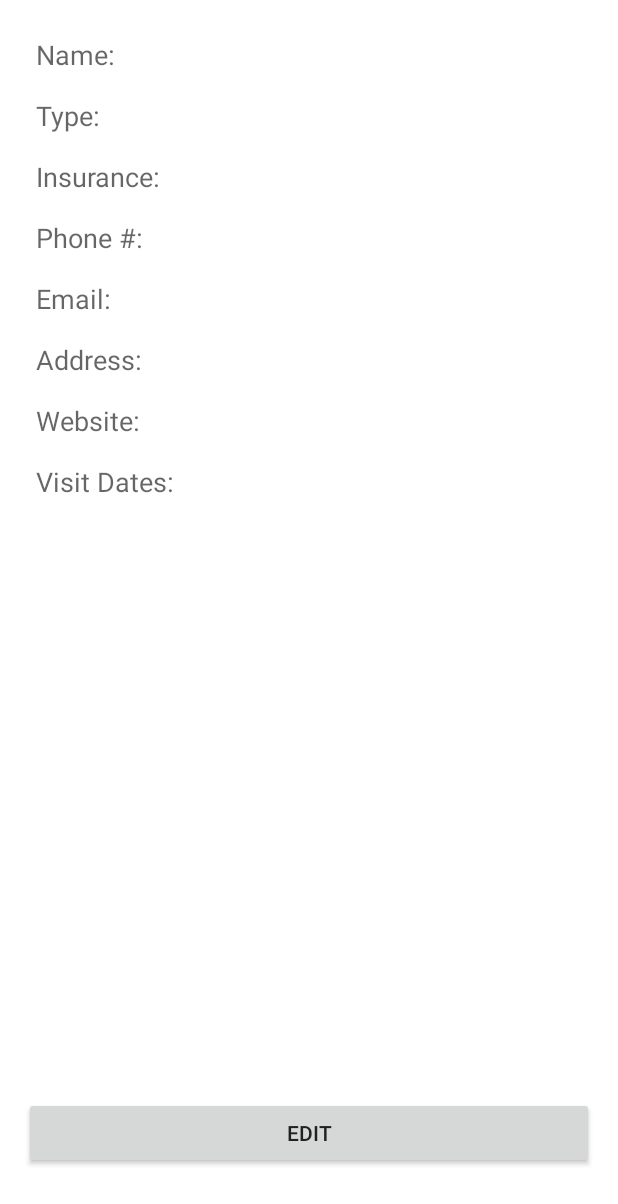
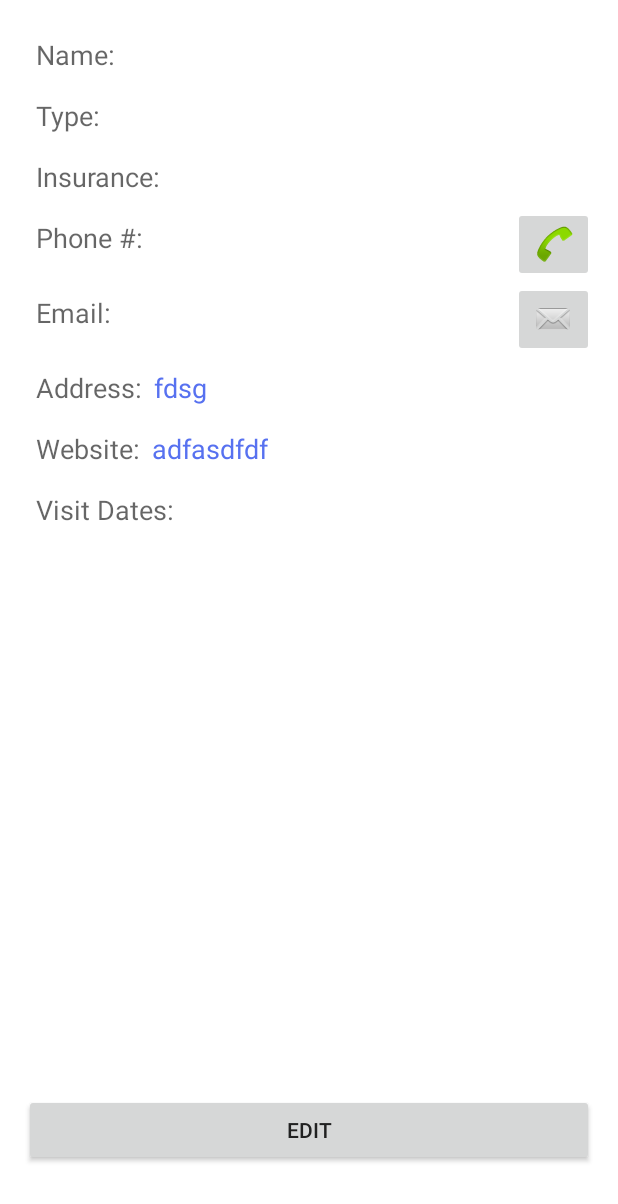
Before and after one commit to CAPTAIN713/VitaCheck, an Android app: the fragment DoctorFragmentIndividualPage placed in its activity, on a phone screen of 412 x 824 dp. Shown: the top 1204 px of the screen. Run offline under Robolectric (Android 15) with nearby library versions, the phone set to English and light mode, and no system bars; libraries missing offline, so code that uses them is left out: com.parse; 5 statements that could not run were skipped.

Commit message:
Doctor individual page can now go to the apps google maps, email, phone app, and web browser by click on items in the doctor view page. Had to change the layouts in the doctor view to include the buttons. comments in code has links on how I did it.
ALSO CHANGED THE APPS DEFAULT ICON!!!!!!!!!!!!!!!!!!! :D

```diff
--- a/app/src/main/AndroidManifest.xml
+++ b/app/src/main/AndroidManifest.xml
@@ -8,11 +8,14 @@
     <uses-permission android:name="android.permission.READ_CONTACTS" />
     <uses-permission android:name="android.permission.INTERNET" />
     <uses-permission android:name="android.permission.ACCESS_NETWORK_STATE" />
+    <uses-permission android:name="android.permission.CALL_PHONE" />
+    <uses-permission android:name="android.permission.READ_PHONE_STATE" />
+
 
     <application
         android:name="android.app.Application"
         android:allowBackup="true"
-        android:icon="@mipmap/ic_launcher"
+        android:icon="@mipmap/heart_ic_launcher"
         android:label="@string/app_name"
         android:supportsRtl="true"
         android:theme="@style/AppTheme">
--- a/app/src/main/java/vitacheck/vitacheck/fragments/DoctorFragmentIndividualPage.java
+++ b/app/src/main/java/vitacheck/vitacheck/fragments/DoctorFragmentIndividualPage.java
@@ -4,6 +4,9 @@ import android.app.Fragment;
 import android.app.FragmentTransaction;
 import android.content.Context;
 import android.content.Intent;
+import android.net.ConnectivityManager;
+import android.net.NetworkInfo;
+import android.net.Uri;
 import android.os.Bundle;
 import android.support.v7.widget.LinearLayoutManager;
 import android.support.v7.widget.RecyclerView;
@@ -12,6 +15,7 @@ import android.view.LayoutInflater;
 import android.view.View;
 import android.view.ViewGroup;
 import android.widget.Button;
+import android.widget.ImageButton;
 import android.widget.TextView;
 import android.widget.Toast;
 
@@ -21,6 +25,10 @@ import com.parse.ParseException;
 import com.parse.ParseObject;
 import com.parse.ParseQuery;
 
+import java.io.IOException;
+import java.net.HttpURLConnection;
+import java.net.MalformedURLException;
+import java.net.URL;
 import java.text.DateFormat;
 import java.util.ArrayList;
 import java.util.List;
@@ -39,6 +47,13 @@ public class DoctorFragmentIndividualPage extends Fragment implements View.OnCli
     private TextView doctorNameTB,doctorTypeTB,insuranceTB,phoneNumberTB,emailTB;
     private TextView addressTB,websiteTB,visitDateTB;
     private Button editButton;
+    private ImageButton callButton;
+    private ImageButton emailButton;
+
+    private String phoneNumber;
+    private String email;
+    private String doctorWebsite;
+    private String address;
 
     private String selectedItemParseID;
     private  Bundle extrasBundle;
@@ -73,8 +88,14 @@ public class DoctorFragmentIndividualPage extends Fragment implements View.OnCli
         visitDateTB=(TextView) layout.findViewById(R.id.doctorVistDatesIndv);
 
         editButton = (Button) layout.findViewById(R.id.editDoctorButton);
+        callButton = (ImageButton) layout.findViewById(R.id.doctorPhoneCallButton);
+        emailButton = (ImageButton) layout.findViewById(R.id.doctorEmailButton);
 
         editButton.setOnClickListener(this);
+        callButton.setOnClickListener(this);
+        emailButton.setOnClickListener(this);
+        websiteTB.setOnClickListener(this);
+        addressTB.setOnClickListener(this);
 
         ParseObject.registerSubclass(DoctorInfo.class);
         ParseQuery<DoctorInfo> query = ParseQuery.getQuery("doctor");
@@ -86,9 +107,13 @@ public class DoctorFragmentIndividualPage extends Fragment implements View.OnCli
                     doctorTypeTB.setText(object.getDoctorType());
                     insuranceTB.setText(object.getInsurance());
                     phoneNumberTB.setText(String.valueOf(object.getPhoneNum()));
+                    phoneNumber=String.valueOf(object.getPhoneNum());
                     emailTB.setText(object.getEmail());
+                    email=String.valueOf(object.getEmail());
                     addressTB.setText(object.getAddress());
+                    address=String.valueOf(object.getAddress());
                     websiteTB.setText(object.getURL());
+                    doctorWebsite=String.valueOf(object.getURL());
                     visitDateTB.setText(DateFormat.getDateInstance().format(object.getVisitDate()));
                 }
                 else{
@@ -113,6 +138,55 @@ public class DoctorFragmentIndividualPage extends Fragment implements View.OnCli
                 transaction.replace(R.id.doctorActivityContainer, doctorEditFragment);
                 transaction.commit();
                 break;
+
+            case R.id.doctorPhoneCallButton:
+                if(phoneNumber.isEmpty()){ break; }
+
+                //link on using phone's call app: http://www.tutorialspoint.com/android/android_phone_calls.htm
+                Intent phoneCallIntent=new Intent(Intent.ACTION_CALL, Uri.parse("tel:"+phoneNumber));
+                try{ startActivity(phoneCallIntent); }
+                catch (android.content.ActivityNotFoundException ex){
+                    Toast.makeText(getActivity(),"Unable to call number",Toast.LENGTH_SHORT).show();
+                }
+                break;
+
+            case R.id.doctorEmailButton:
+                //link on sending emails: http://www.tutorialspoint.com/android/android_sending_email.htm
+                Intent emailIntent = new Intent(Intent.ACTION_SEND);
+                emailIntent.setData(Uri.parse("mailto:"));
+                emailIntent.setType("text/plain");
+                emailIntent.putExtra(Intent.EXTRA_EMAIL, new String[]{email});
+                try{
+                    startActivity(Intent.createChooser(emailIntent,"Send mail..."));
+                }
+                catch (android.content.ActivityNotFoundException ex){
+                    Toast.makeText(getActivity(),"Unable to send email",Toast.LENGTH_SHORT).show();
+                }
+                break;
+
+            case R.id.doctorWebsiteIndv:
+                //link to video on going to web browser: https://www.youtube.com/watch?v=9-3OCc5g5oE
+                try {
+                    Intent browserIntent = new Intent(Intent.ACTION_VIEW, Uri.parse(doctorWebsite));
+                    startActivity(browserIntent);
+                }
+                catch (android.content.ActivityNotFoundException ex){
+                    Toast.makeText(getActivity(),"Unable to open link",Toast.LENGTH_SHORT).show();
+                }
+                break;
+
+            case R.id.doctorAddressIndv:
+                /*video and link on opening maps: https://www.youtube.com/watch?v=iGbMNfv2KxA
+                https://developers.google.com/maps/documentation/android-api/intents?hl=en  */
+                try {
+                    Intent mapIntent = new Intent(Intent.ACTION_VIEW);
+                    mapIntent.setData(Uri.parse("geo:0,0?q="+address));
+                    startActivity(mapIntent);
+                }
+                catch (android.content.ActivityNotFoundException ex){
+                    Toast.makeText(getActivity(),"Unable to open link",Toast.LENGTH_SHORT).show();
+                }
+                break;
         }
     }
 
--- a/app/src/main/res/layout/fragment_doctor_indivual_page.xml
+++ b/app/src/main/res/layout/fragment_doctor_indivual_page.xml
@@ -5,9 +5,9 @@
     android:touchscreenBlocksFocus="false"
     android:weightSum="1">
 
-    <LinearLayout
+    <RelativeLayout
         android:orientation="horizontal"
-        android:layout_width="wrap_content"
+        android:layout_width="match_parent"
         android:layout_height="wrap_content">
 
         <TextView
@@ -22,13 +22,15 @@
             android:layout_width="wrap_content"
             android:layout_height="wrap_content"
             android:textAppearance="?android:attr/textAppearanceMedium"
-            android:id="@+id/doctorNameIndv" />
+            android:id="@+id/doctorNameIndv"
+            android:layout_centerVertical="true"
+            android:layout_toEndOf="@+id/doctorName" />
 
-    </LinearLayout>
+    </RelativeLayout>
 
-    <LinearLayout
+    <RelativeLayout
         android:orientation="horizontal"
-        android:layout_width="wrap_content"
+        android:layout_width="match_parent"
         android:layout_height="wrap_content" >
 
         <TextView
@@ -43,12 +45,14 @@
             android:layout_width="wrap_content"
             android:layout_height="wrap_content"
             android:textAppearance="?android:attr/textAppearanceMedium"
-            android:id="@+id/doctorTypeIndv" />
-    </LinearLayout>
+            android:id="@+id/doctorTypeIndv"
+            android:layout_centerVertical="true"
+            android:layout_toEndOf="@+id/doctorType"/>
+    </RelativeLayout>
 
-    <LinearLayout
+    <RelativeLayout
         android:orientation="horizontal"
-        android:layout_width="wrap_content"
+        android:layout_width="match_parent"
         android:layout_height="wrap_content" >
 
         <TextView
@@ -63,12 +67,14 @@
             android:layout_width="wrap_content"
             android:layout_height="wrap_content"
             android:textAppearance="?android:attr/textAppearanceMedium"
-            android:id="@+id/doctorInsuranceIndv" />
-    </LinearLayout>
+            android:id="@+id/doctorInsuranceIndv"
+            android:layout_centerVertical="true"
+            android:layout_toEndOf="@+id/doctorInsurance"/>
+    </RelativeLayout>
 
-    <LinearLayout
+    <RelativeLayout
         android:orientation="horizontal"
-        android:layout_width="wrap_content"
+        android:layout_width="match_parent"
         android:layout_height="wrap_content"
         android:contextClickable="true"
         android:clickable="true">
@@ -87,12 +93,22 @@
             android:textAppearance="?android:attr/textAppearanceMedium"
             android:id="@+id/doctorPhoneNumberIndv"
             android:phoneNumber="false"
-            android:contextClickable="false" />
-    </LinearLayout>
+            android:contextClickable="false"
+            android:layout_centerVertical="true"
+            android:layout_toEndOf="@+id/doctorPhoneNumber"/>
 
-    <LinearLayout
+        <ImageButton
+            android:layout_width="wrap_content"
+            android:layout_height="wrap_content"
+            android:id="@+id/doctorPhoneCallButton"
+            android:src="@android:drawable/sym_action_call"
+            android:layout_alignParentTop="true"
+            android:layout_alignParentEnd="true" />
+    </RelativeLayout>
+
+    <RelativeLayout
         android:orientation="horizontal"
-        android:layout_width="wrap_content"
+        android:layout_width="match_parent"
         android:layout_height="wrap_content" >
 
         <TextView
@@ -107,12 +123,23 @@
             android:layout_width="wrap_content"
             android:layout_height="wrap_content"
             android:textAppearance="?android:attr/textAppearanceMedium"
-            android:id="@+id/doctorEmailIndv" />
-    </LinearLayout>
+            android:id="@+id/doctorEmailIndv"
+            android:layout_centerVertical="true"
+            android:layout_toEndOf="@+id/doctorEmail"/>
 
-    <LinearLayout
+        <ImageButton
+            android:layout_width="wrap_content"
+            android:layout_height="wrap_content"
+            android:id="@+id/doctorEmailButton"
+            android:layout_centerVertical="true"
+            android:layout_alignParentEnd="true"
+            android:src="@android:drawable/sym_action_email" />
+
+    </RelativeLayout>
+
+    <RelativeLayout
         android:orientation="horizontal"
-        android:layout_width="wrap_content"
+        android:layout_width="match_parent"
         android:layout_height="wrap_content" >
 
         <TextView
@@ -127,12 +154,16 @@
             android:layout_width="wrap_content"
             android:layout_height="wrap_content"
             android:textAppearance="?android:attr/textAppearanceMedium"
-            android:id="@+id/doctorAddressIndv" />
-    </LinearLayout>
+            android:id="@+id/doctorAddressIndv"
+            android:layout_centerVertical="true"
+            android:layout_toEndOf="@+id/doctorAddress"
+            android:textColor="#5771f0"
+            android:text="fdsg" />
+    </RelativeLayout>
 
-    <LinearLayout
+    <RelativeLayout
         android:orientation="horizontal"
-        android:layout_width="wrap_content"
+        android:layout_width="match_parent"
         android:layout_height="wrap_content" >
 
         <TextView
@@ -147,12 +178,16 @@
             android:layout_width="wrap_content"
             android:layout_height="wrap_content"
             android:textAppearance="?android:attr/textAppearanceMedium"
-            android:id="@+id/doctorWebsiteIndv" />
-    </LinearLayout>
+            android:id="@+id/doctorWebsiteIndv"
+            android:layout_centerVertical="true"
+            android:layout_toEndOf="@+id/doctorWebsite"
+            android:text="adfasdfdf"
+            android:textColor="#5771f0" />
+    </RelativeLayout>
 
-    <LinearLayout
+    <RelativeLayout
         android:orientation="horizontal"
-        android:layout_width="wrap_content"
+        android:layout_width="match_parent"
         android:layout_height="wrap_content" >
 
         <TextView
@@ -167,8 +202,10 @@
             android:layout_width="wrap_content"
             android:layout_height="wrap_content"
             android:textAppearance="?android:attr/textAppearanceMedium"
-            android:id="@+id/doctorVistDatesIndv" />
-    </LinearLayout>
+            android:id="@+id/doctorVistDatesIndv"
+            android:layout_centerVertical="true"
+            android:layout_toEndOf="@+id/dcotorVistDates"/>
+    </RelativeLayout>
 
     <RelativeLayout
         android:layout_width="match_parent"
```
Also changed, not shown: app/src/main/res/mipmap-hdpi/heart_ic_launcher.png (added), app/src/main/res/mipmap-mdpi/heart_ic_launcher.png (added), app/src/main/res/mipmap-xhdpi/heart_ic_launcher.png (added), 1 other file.
